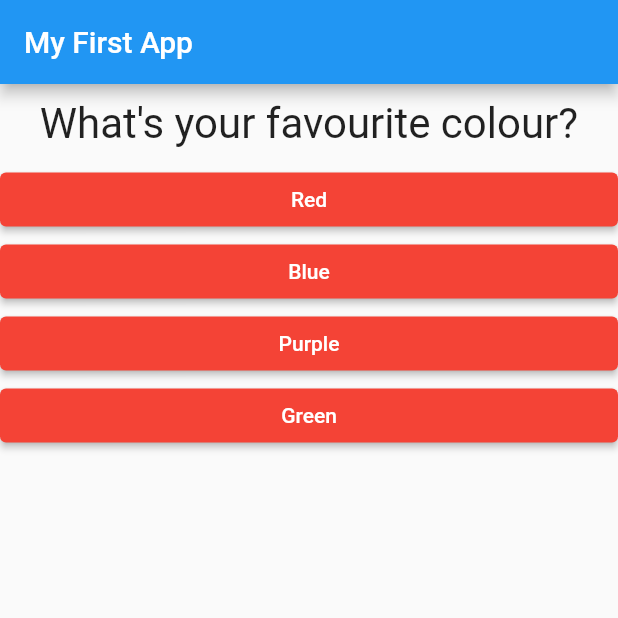
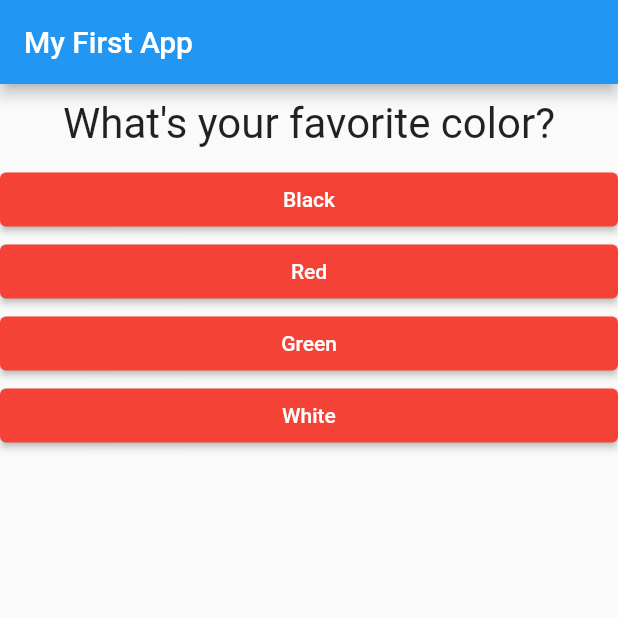
Before and after one commit to PaulTA91/flutter_complete_guide, a Flutter app: the screen it shows after launch, on a phone screen of 412 x 824 dp, the top half of it. Run offline on Flutter 3.47's test engine with Material 2 defaults, Android fonts, the phone set to English and light mode, and no system bars.

```diff
--- a/lib/main.dart
+++ b/lib/main.dart
@@ -1,49 +1,91 @@
 import 'package:flutter/material.dart';
-import 'package:flutter_complete_guide/result.dart';
 
-import 'quiz.dart';
-import 'result.dart';
+import './quiz.dart';
+import './result.dart';
+// void main() {
+//   runApp(MyApp());
+// }
 
 void main() => runApp(MyApp());
 
 class MyApp extends StatefulWidget {
   @override
   State<StatefulWidget> createState() {
+    // TODO: implement createState
     return _MyAppState();
   }
 }
 
 class _MyAppState extends State<MyApp> {
-  var _questionIndex = 0;
-  static const _questions = [
+  final _questions = const [
     {
-      'questionText': "What's your favourite colour?",
-      'answers': ['Red', 'Blue', 'Purple', 'Green']
+      'questionText': 'What\'s your favorite color?',
+      'answers': [
+        {'text': 'Black', 'score': 10},
+        {'text': 'Red', 'score': 5},
+        {'text': 'Green', 'score': 3},
+        {'text': 'White', 'score': 1},
+      ],
     },
     {
-      'questionText': "What's your favourite animal?",
-      'answers': ['Dog', 'Cat', 'Giraffe', 'Shark']
+      'questionText': 'What\'s your favorite animal?',
+      'answers': [
+        {'text': 'Rabbit', 'score': 3},
+        {'text': 'Snake', 'score': 11},
+        {'text': 'Elephant', 'score': 5},
+        {'text': 'Lion', 'score': 9},
+      ],
     },
     {
-      'questionText': "What's your favourite food?",
-      'answers': ['Borgor', 'Pasta', 'Ice Cream', 'Pizza']
+      'questionText': 'Who\'s your favorite instructor?',
+      'answers': [
+        {'text': 'Max', 'score': 1},
+        {'text': 'Max', 'score': 1},
+        {'text': 'Max', 'score': 1},
+        {'text': 'Max', 'score': 1},
+      ],
     },
   ];
+  var _questionIndex = 0;
+  var _totalScore = 0;
 
-  void _answerQuestion() {
+  void resetQuiz() {
+    _questionIndex = 0;
+    _totalScore = 0;
+  }
+
+  void _resetQuiz() {
     setState(() {
-      _questionIndex++;
-      print(_questionIndex);
-      if (_questionIndex < _questions.length) {
-        print('We have more questions');
-      } else {
-        print("No more questions");
-      }
+      _questionIndex = 0;
+      _totalScore = 0;
     });
+  }
+
+  void _answerQuestion(int score) {
+    // var aBool = true;
+    // aBool = false;
+
+    _totalScore += score;
+
+    setState(() {
+      _questionIndex = _questionIndex + 1;
+    });
+    print(_questionIndex);
+    if (_questionIndex < _questions.length) {
+      print('We have more questions!');
+    } else {
+      print('No more questions!');
+    }
   }
 
   @override
   Widget build(BuildContext context) {
+    // var dummy = const ['Hello'];
+    // dummy.add('Max');
+    // print(dummy);
+    // dummy = [];
+    // questions = []; // does not work if questions is a const
+
     return MaterialApp(
       home: Scaffold(
         appBar: AppBar(
@@ -55,7 +97,7 @@ class _MyAppState extends State<MyApp> {
                 questionIndex: _questionIndex,
                 questions: _questions,
               )
-            : Result(),
+            : Result(_totalScore, _resetQuiz),
       ),
     );
   }
--- a/lib/quiz.dart
+++ b/lib/quiz.dart
@@ -1,24 +1,29 @@
 import 'package:flutter/material.dart';
+
+import './question.dart';
 import './answer.dart';
-import './question.dart';
 
 class Quiz extends StatelessWidget {
   final List<Map<String, Object>> questions;
   final int questionIndex;
-  final VoidCallback answerQuestion;
+  final Function answerQuestion;
 
-  Quiz(
-      {@required this.questions,
-      @required this.answerQuestion,
-      @required this.questionIndex});
+  Quiz({
+    @required this.questions,
+    @required this.answerQuestion,
+    @required this.questionIndex,
+  });
 
   @override
   Widget build(BuildContext context) {
     return Column(
       children: [
-        Question(questions[questionIndex]['questionText'] as String),
-        ...(questions[questionIndex]['answers'] as List<String>).map((answer) {
-          return Answer(answerQuestion, answer);
+        Question(
+          questions[questionIndex]['questionText'],
+        ),
+        ...(questions[questionIndex]['answers'] as List<Map<String, Object>>)
+            .map((answer) {
+          return Answer(() => answerQuestion(answer['score']), answer['text']);
         }).toList()
       ],
     );
```
Also changed, not shown: lib/result.dart (+30 -1 lines).
